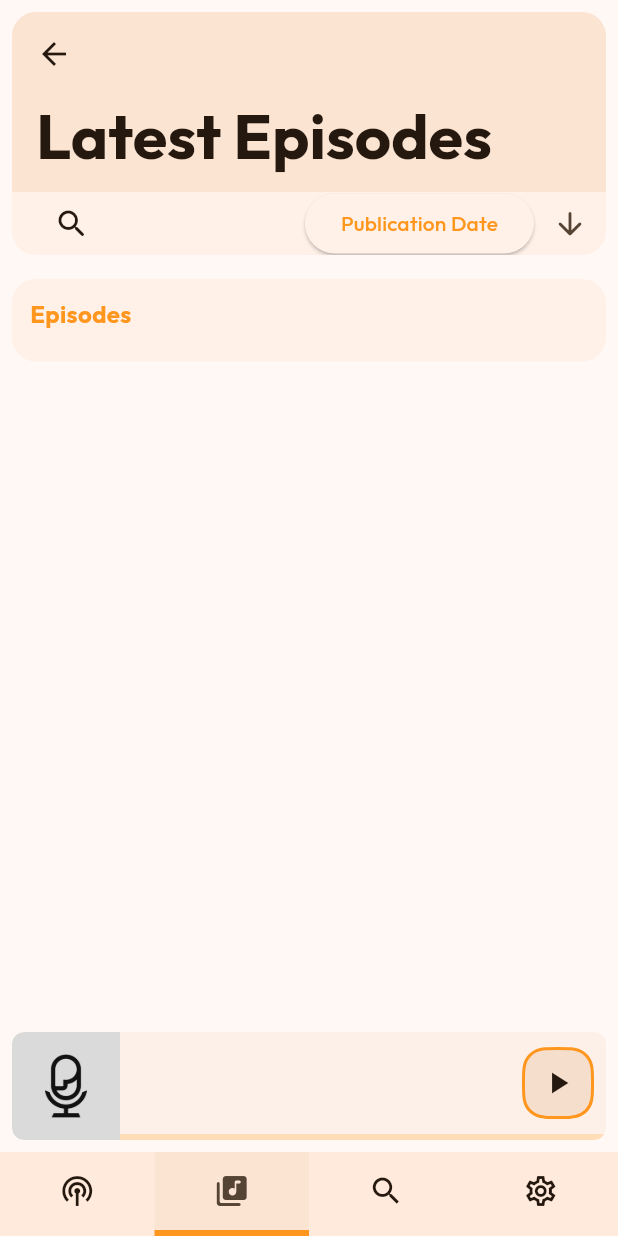
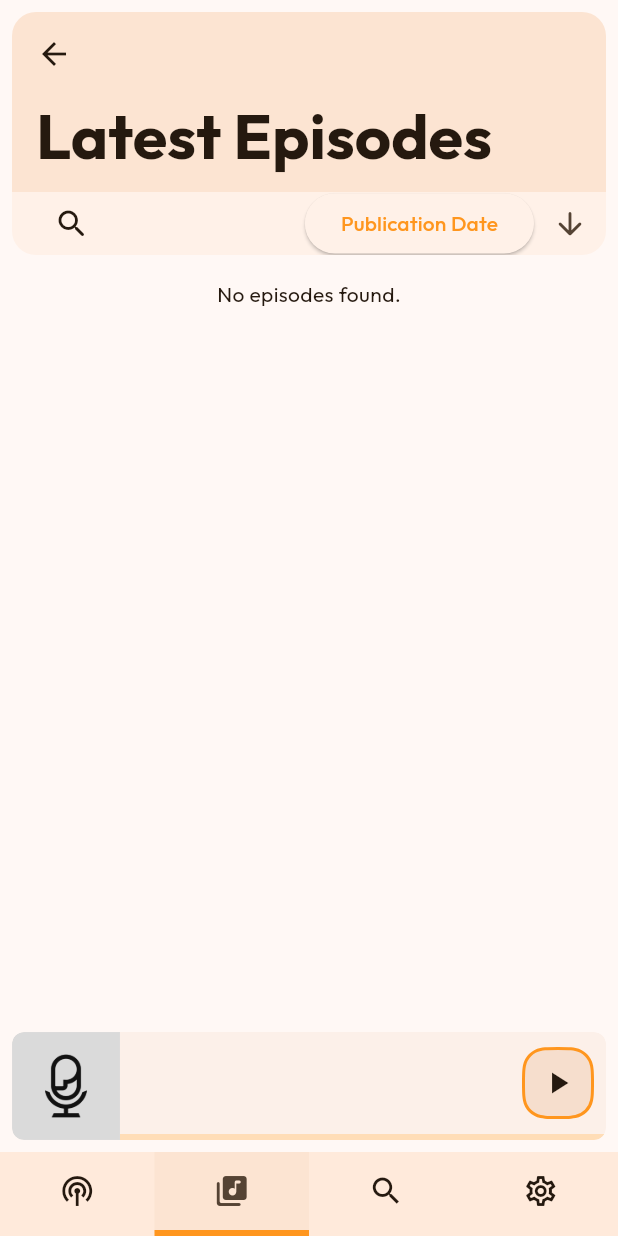
Before and after one commit to Sn8z/Poddr, a Flutter app: the LatestEpisodesView screen opened by its route, on a phone screen of 412 x 824 dp. Run offline on Flutter 3.47's test engine with Material 3 defaults, Android fonts, the phone set to English and light mode, and no system bars; drawn by our look-alikes of cached_network_image; our stand-ins replace audio_service, drift, drift_flutter, flutter_html, go_router, shared_preferences; missing offline and left inert: audio_session, media_kit; accounts and stored records are empty; generated files the repository leaves out were written again; network calls fail; statements that could not run were skipped.

Commit message:
minor UI stuff

```diff
--- a/lib/ui/views/library/latest/latest.dart
+++ b/lib/ui/views/library/latest/latest.dart
@@ -119,8 +119,14 @@ class LatestEpisodesView extends StatelessWidget {
                   ],
                 ),
                 sliverGapH16,
+                if (viewModel.episodes.isEmpty) ...[
+                  const SliverToBoxAdapter(
+                    child: Center(
+                      child: Text("No episodes found."),
+                    ),
+                  ),
+                ] else ...[
                   ContentBox(
-                  title: "Episodes",
                     children: [
                       for (var episode in viewModel.episodes)
                         PoddrListItem(
@@ -129,7 +135,8 @@ class LatestEpisodesView extends StatelessWidget {
                           leading: Container(
                             clipBehavior: Clip.antiAlias,
                             decoration: const BoxDecoration(
-                            borderRadius: BorderRadius.all(Radius.circular(12)),
+                              borderRadius:
+                                  BorderRadius.all(Radius.circular(12)),
                             ),
                             child: PoddrImage(imageUrl: episode.imageUrl ?? ''),
                           ),
@@ -156,6 +163,7 @@ class LatestEpisodesView extends StatelessWidget {
                         ),
                     ],
                   ),
+                ],
                 const BottomPaddingFix(),
               ],
             ),
--- a/lib/ui/views/library/library.dart
+++ b/lib/ui/views/library/library.dart
@@ -90,7 +90,9 @@ class LibraryView extends StatelessWidget {
               ),
             ] else if (subscriptionProvider.subscriptions.isEmpty) ...[
               const SliverToBoxAdapter(
-                child: Text('Your library is empty'),
+                child: Center(
+                  child: Text('Your library is empty'),
+                ),
               ),
             ] else ...[
               PoddrSliverBox(
```
Lines whose indentation alone changed are shown as unchanged.
